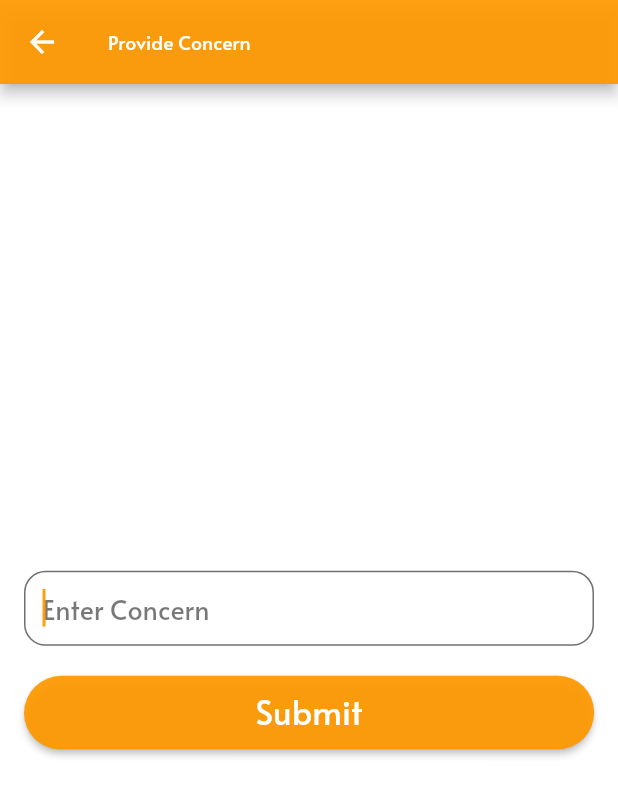
After one commit to Sujitha1221/Procurement-for-construction-industry, a Flutter app: the ConcernScreen screen opened by its route, on a phone screen of 412 x 824 dp. The commit adds this screen. Shown: the top 796 px of the screen. Run offline on Flutter 3.47's test engine with Material 2 defaults, Android fonts, the light colour scheme and no system bars; our stand-ins replace cached_network_image, flutter_svg, shared_preferences; accounts and stored records are empty; network calls fail.

```diff
--- a/Mobile/lib/presentation/addPRScreen/addPRScreen.dart
+++ b/Mobile/lib/presentation/addPRScreen/addPRScreen.dart
@@ -78,7 +78,7 @@ class _AddPRScreenState extends State<AddPRScreen> {
       final empid = await getEmpIdFromLocalStorage();
       final response = await client.get(
         Uri.parse(
-            'http://192.168.56.1:8080/project/get-project-by-empid/$empid'),
+            'http://192.168.8.186:8080/project/get-project-by-empid/$empid'),
         headers: {'Content-Type': 'application/json'},
       );
 
@@ -395,7 +395,7 @@ class _AddPRScreenState extends State<AddPRScreen> {
       BuildContext context, PurchaseRequisition purchaseRequisition) async {
     try {
       final response = await http.post(
-        Uri.parse('http://192.168.56.1:8080/purchase-requisition/add-items'),
+        Uri.parse('http://192.168.8.186:8080/purchase-requisition/add-items'),
         headers: {'Content-Type': 'application/json'},
         body: jsonEncode(
             purchaseRequisition.toJson()), // Convert User object to JSON
--- /dev/null
+++ b/Mobile/lib/presentation/concernScreen/concernScreen.dart
@@ -0,0 +1,73 @@
+import 'package:flutter/material.dart';
+import 'package:build_zone/widgets/custom_elevated_button.dart';
+
+import '../../widgets/custom_text_form_field.dart';
+
+class ConcernScreen extends StatelessWidget {
+  ConcernScreen({Key? key}) : super(key: key);
+
+  TextEditingController textController = TextEditingController();
+  GlobalKey<FormState> _formKey = GlobalKey<FormState>();
+
+  @override
+  Widget build(BuildContext context) {
+    return Scaffold(
+      appBar: AppBar(
+        title: Text("Provide Concern"),
+      ),
+      body: Form(
+        key: _formKey,
+        child: Padding(
+          padding: const EdgeInsets.all(16.0),
+          child: Column(
+            mainAxisAlignment: MainAxisAlignment.center,
+            children: [
+              CustomTextFormField(
+                controller: textController,
+                hintText: "Enter Concern",
+                validator: (value) {
+                  if (value == null || value.isEmpty) {
+                    return "Concern field cannot be left blank";
+                  }
+                  return null;
+                },
+              ),
+              SizedBox(height: 20.0),
+              CustomElevatedButton(
+                onTap: () {
+                  if (_formKey.currentState!.validate()) {
+                    // Perform your submit action here
+                    String enteredText = textController.text;
+                    print("Entered Text: $enteredText");
+
+                    // You can add your logic here for what to do with the entered text.
+                  } else {
+                    // Show an alert if the form is not valid (input field is empty)
+                    showDialog(
+                      context: context,
+                      builder: (context) {
+                        return AlertDialog(
+                          title: Text("Validation Error"),
+                          content: Text("Concern field cannot be left blank."),
+                          actions: <Widget>[
+                            TextButton(
+                              child: Text('OK'),
+                              onPressed: () {
+                                Navigator.of(context).pop();
+                              },
+                            ),
+                          ],
+                        );
+                      },
+                    );
+                  }
+                },
+                text: "Submit",
+              ),
+            ],
+          ),
+        ),
+      ),
+    );
+  }
+}
--- a/Mobile/lib/presentation/loginScreen/loginScreen.dart
+++ b/Mobile/lib/presentation/loginScreen/loginScreen.dart
@@ -145,7 +145,7 @@ class LoginScreen extends StatelessWidget {
   Future login(BuildContext context, SiteManager siteManager) async {
     try {
       final response = await http.post(
-        Uri.parse('http://192.168.56.1:8080/site-manager/login'),
+        Uri.parse('http://192.168.8.186:8080/site-manager/login'),
         headers: {'Content-Type': 'application/json'},
         body: jsonEncode(siteManager.toJson()), // Convert User object to JSON
       );
--- a/Mobile/lib/presentation/registerScreen/registerScreen.dart
+++ b/Mobile/lib/presentation/registerScreen/registerScreen.dart
@@ -213,7 +213,7 @@ class RegisterScreen extends StatelessWidget {
   Future register(BuildContext context, SiteManager siteManager) async {
     try {
       final response = await http.post(
-        Uri.parse('http://192.168.56.1:8080/site-manager/register'),
+        Uri.parse('http://192.168.8.186:8080/site-manager/register'),
         headers: {'Content-Type': 'application/json'},
         body: jsonEncode(siteManager.toJson()), // Convert User object to JSON
       );
--- a/Mobile/lib/routes/app_routes.dart
+++ b/Mobile/lib/routes/app_routes.dart
@@ -1,22 +1,22 @@
 import 'package:build_zone/presentation/addPRScreen/addPRScreen.dart';
+import 'package:build_zone/presentation/concernScreen/concernScreen.dart';
 import 'package:build_zone/presentation/prScreen/prScreen.dart';
 import 'package:flutter/material.dart';
 import 'package:build_zone/presentation/loginScreen/loginScreen.dart';
 import 'package:build_zone/presentation/registerScreen/registerScreen.dart';
-
 
 class AppRoutes {
   static const String loginScreen = '/login_screen';
   static const String registerScreen = '/register_screen';
   static const String addPRScreen = '/add_pr_screen';
   static const String prScreen = '/all_pr_screen';
+  static const String concernScreen = '/concern_screen';
 
   static Map<String, WidgetBuilder> routes = {
     loginScreen: (context) => LoginScreen(),
-    registerScreen:(context) => RegisterScreen(),
-    addPRScreen:(context)=>AddPRScreen(),
-    prScreen:(context) => PRScreen()
+    registerScreen: (context) => RegisterScreen(),
+    addPRScreen: (context) => AddPRScreen(),
+    prScreen: (context) => PRScreen(),
+    concernScreen: (context) => ConcernScreen()
   };
-
-
 }
```
Also changed, not shown: Mobile/lib/presentation/prScreen/prScreen.dart (+12 -1 lines).
